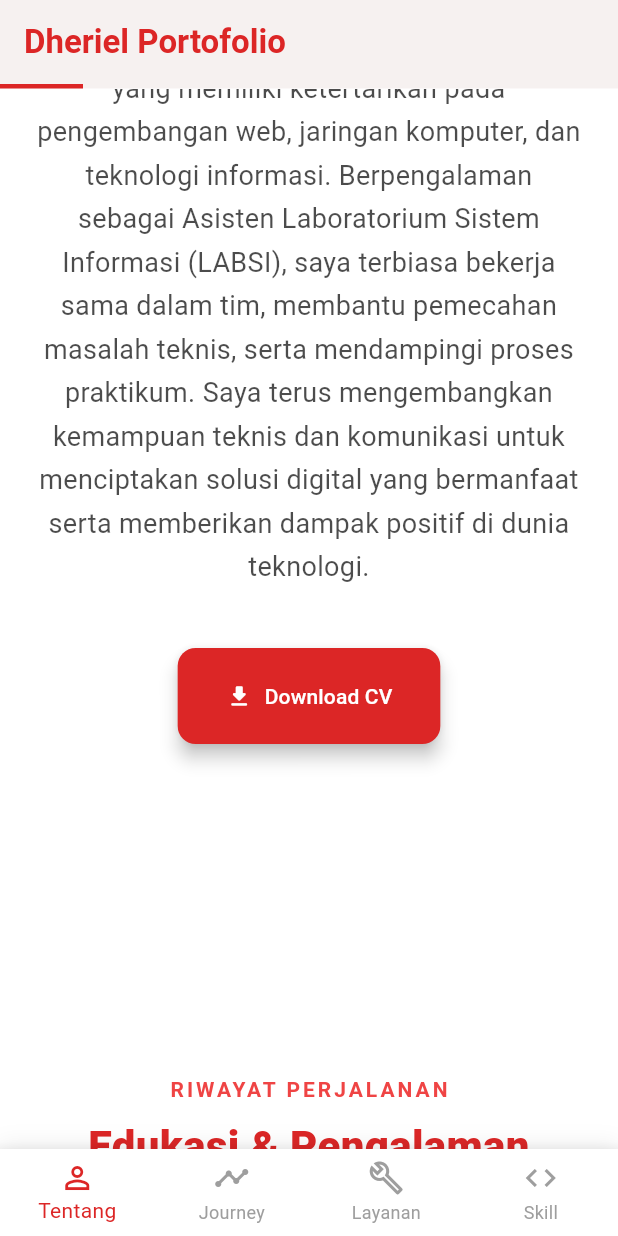
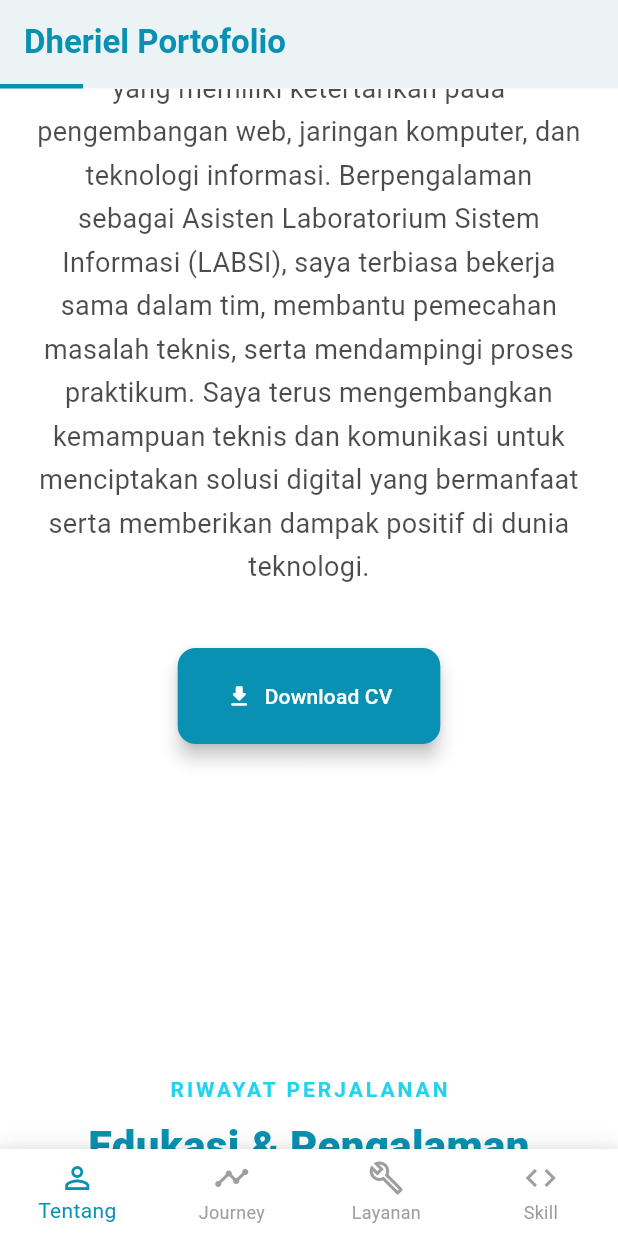
Before and after one commit to raditiyatresnadwimurti18-art/portofder, a Flutter app: the screen it shows after launch, scrolled down 576 dp, after a tap on "Download CV", on a phone screen of 412 x 824 dp. Run offline on Flutter 3.47's test engine with Material 3 defaults, Android fonts, the phone set to English and light mode, and no system bars; drawn by our look-alikes of flutter_animate; our stand-ins replace flutter_svg, font_awesome_flutter, photo_view.

Commit message:
revisi 1

```diff
--- a/lib/theme/app_colors.dart
+++ b/lib/theme/app_colors.dart
@@ -3,17 +3,21 @@ import 'package:flutter/material.dart';
 class AppColors {
   AppColors._();
 
-  static const Color primary = Color(0xFFDC2626); // Modern Tailwind Red 600
-  static const Color primaryDark = Color(0xFF991B1B); // Deep Tailwind Red 800
-  static const Color secondary = Color(0xFFEF4444); // Tailwind Red 500
-  static const Color accent = Color(0xFFF87171); // Accent soft red (Tailwind Red 400)
-  static const Color background = Color(0xFFFFFBFB); // Warm off-white background with a hint of red
+  static const Color primary = Color(0xFF0891B2); // Cyan 600
+  static const Color primaryDark = Color(0xFF0F766E); // Teal 700
+  static const Color secondary = Color(0xFF22D3EE); // Cyan 400
+  static const Color accent = Color(0xFF67E8F9); // Soft cyan accent
+  static const Color background = Color(
+    0xFFF5FDFF,
+  ); // Light cyan-tinted background
   static const Color surface = Colors.white;
-  static const Color textPrimary = Color(0xFF1F1A1A); // Dark charcoal with a subtle warm red undertone
-  static const Color textSecondary = Color(0xFF4A4444); // Mid charcoal with a warm undertone
-  static const Color textMuted = Color(0xFF8A7E7E); // Muted gray-red
-  static const Color border = Color(0xFFFEE2E2); // Soft warm pinkish-red border (Tailwind Red 100)
-  static const Color shadow = Color(0x0E3A0000); // Shadow with a slight red/dark tint
+  static const Color textPrimary = Color(
+    0xFF0F172A,
+  ); // Deep slate for strong contrast
+  static const Color textSecondary = Color(0xFF334155); // Slate gray
+  static const Color textMuted = Color(0xFF64748B); // Cool muted gray
+  static const Color border = Color(0xFFBEEFF8); // Soft cyan border
+  static const Color shadow = Color(0x0F0F766E); // Teal-tinted shadow
   static const Color success = Color(0xFF10B981);
   static const Color warning = Color(0xFFF59E0B);
 }
--- a/lib/widgets/about_section.dart
+++ b/lib/widgets/about_section.dart
@@ -9,7 +9,7 @@ class AboutSection extends StatelessWidget {
 
   Future<void> _launchCVUrl() async {
     final Uri url = Uri.parse(
-      'https://drive.google.com/drive/folders/1Ev2S2389UuyTQFJ6ZDmot2C-KZdLKQmd',
+      'https://drive.google.com/file/d/1KuWTZ-f-A3QjjF2TnnGaLbWixnFdEp3-/view?usp=drivesdk',
     );
 
     try {
@@ -100,18 +100,11 @@ class AboutSection extends StatelessWidget {
               "assets/images/profil.jpeg",
               fit: BoxFit.cover,
               errorBuilder: (context, error, stackTrace) {
-                    return const Icon(
-                      Icons.person,
-                      size: 100,
-                      color: Colors.grey,
-                    );
+                return const Icon(Icons.person, size: 100, color: Colors.grey);
               },
             ),
           ),
-            )
-            .animate(adapter: ScrollAdapter(scrollController, end: 400))
-            .fadeIn()
-            .scale(begin: const Offset(0.8, 0.8), end: const Offset(1, 1)),
+        ),
       ],
     );
   }
@@ -145,9 +138,12 @@ class AboutSection extends StatelessWidget {
                 ),
               ),
             )
-            .animate(adapter: ScrollAdapter(scrollController, end: 150))
-            .fadeIn()
-            .slideX(begin: -0.1, end: 0),
+            .animate(
+              adapter: ScrollAdapter(scrollController, begin: 80, end: 220),
+            )
+            .fadeIn(duration: 350.ms)
+            .slideX(begin: -0.05, end: 0)
+            .blurXY(begin: 10, end: 0, duration: 350.ms),
         const SizedBox(height: 20),
         Text(
               'Halo, Saya Dheriel',
@@ -160,10 +156,11 @@ class AboutSection extends StatelessWidget {
               ),
             )
             .animate(
-              adapter: ScrollAdapter(scrollController, begin: 20, end: 200),
+              adapter: ScrollAdapter(scrollController, begin: 100, end: 240),
             )
-            .fadeIn()
-            .slideY(begin: 0.1, end: 0),
+            .fadeIn(duration: 350.ms)
+            .slideY(begin: 0.06, end: 0)
+            .blurXY(begin: 12, end: 0, duration: 350.ms),
         const SizedBox(height: 24),
         Text(
               'Saya adalah mahasiswa Sistem Informasi yang memiliki ketertarikan pada pengembangan web, jaringan komputer, dan teknologi informasi. Berpengalaman sebagai Asisten Laboratorium Sistem Informasi (LABSI), saya terbiasa bekerja sama dalam tim, membantu pemecahan masalah teknis, serta mendampingi proses praktikum. Saya terus mengembangkan kemampuan teknis dan komunikasi untuk menciptakan solusi digital yang bermanfaat serta memberikan dampak positif di dunia teknologi.',
@@ -175,9 +172,10 @@ class AboutSection extends StatelessWidget {
               ),
             )
             .animate(
-              adapter: ScrollAdapter(scrollController, begin: 50, end: 250),
+              adapter: ScrollAdapter(scrollController, begin: 140, end: 280),
             )
-            .fadeIn(),
+            .fadeIn(duration: 350.ms)
+            .blurXY(begin: 10, end: 0, duration: 350.ms),
         const SizedBox(height: 40),
 
         // Stats atau Highlight Info
@@ -221,10 +219,11 @@ class AboutSection extends StatelessWidget {
               ],
             )
             .animate(
-              adapter: ScrollAdapter(scrollController, begin: 150, end: 350),
+              adapter: ScrollAdapter(scrollController, begin: 180, end: 320),
             )
-            .fadeIn()
-            .slideY(begin: 0.1, end: 0),
+            .fadeIn(duration: 300.ms)
+            .slideY(begin: 0.06, end: 0)
+            .blurXY(begin: 8, end: 0, duration: 300.ms),
       ],
     );
   }
--- a/lib/widgets/skills_section.dart
+++ b/lib/widgets/skills_section.dart
@@ -100,7 +100,7 @@ class _SkillsSectionState extends State<SkillsSection> {
 
     return Container(
       padding: const EdgeInsets.symmetric(vertical: 80),
-      color: const Color(0xFFFFF1F2), // Premium soft rose background
+      color: const Color(0xFFF3FCFE), // Soft cyan-tinted background
       width: double.infinity,
       child: Column(
         children: [
@@ -166,10 +166,7 @@ class _SkillsSectionState extends State<SkillsSection> {
                     gradient: LinearGradient(
                       begin: Alignment.centerLeft,
                       end: Alignment.centerRight,
-                      colors: [
-                        Color(0xFFFFF1F2),
-                        Color(0x00FFF1F2),
-                      ],
+                      colors: [Color(0xFFF3FCFE), Color(0x00F3FCFE)],
                     ),
                   ),
                 ),
@@ -180,10 +177,7 @@ class _SkillsSectionState extends State<SkillsSection> {
                     gradient: LinearGradient(
                       begin: Alignment.centerRight,
                       end: Alignment.centerLeft,
-                      colors: [
-                        Color(0xFFFFF1F2),
-                        Color(0x00FFF1F2),
-                      ],
+                      colors: [Color(0xFFF3FCFE), Color(0x00F3FCFE)],
                     ),
                   ),
                 ),
```
Also changed, not shown: assets/images/englishclub.jpeg, assets/images/himsi.jpeg. Lines whose indentation alone changed are shown as unchanged.
